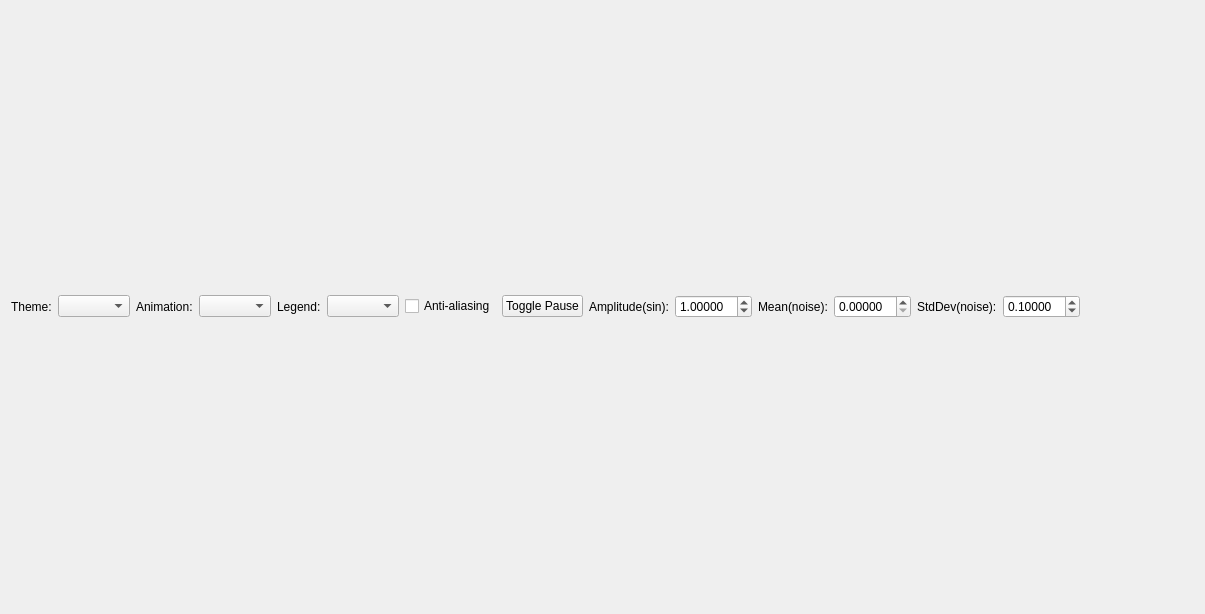
Old version of the form themewidget.ui in the repository craviee/sin-noise-graph.
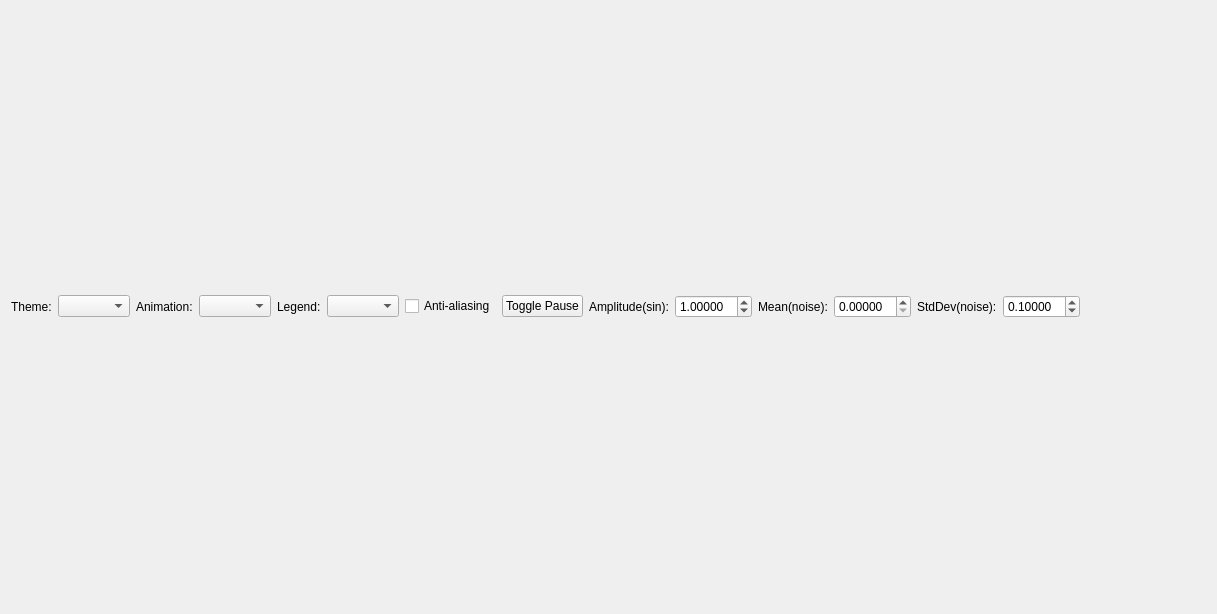
New version of the form.

Diff of the .ui file:
```diff
--- a/themewidget.ui
+++ b/themewidget.ui
@@ -6,7 +6,7 @@
    <rect>
     <x>0</x>
     <y>0</y>
-    <width>1205</width>
+    <width>1217</width>
     <height>614</height>
    </rect>
   </property>
```
Left out of the diff: 2 changed lines with no effect on the pictures.
